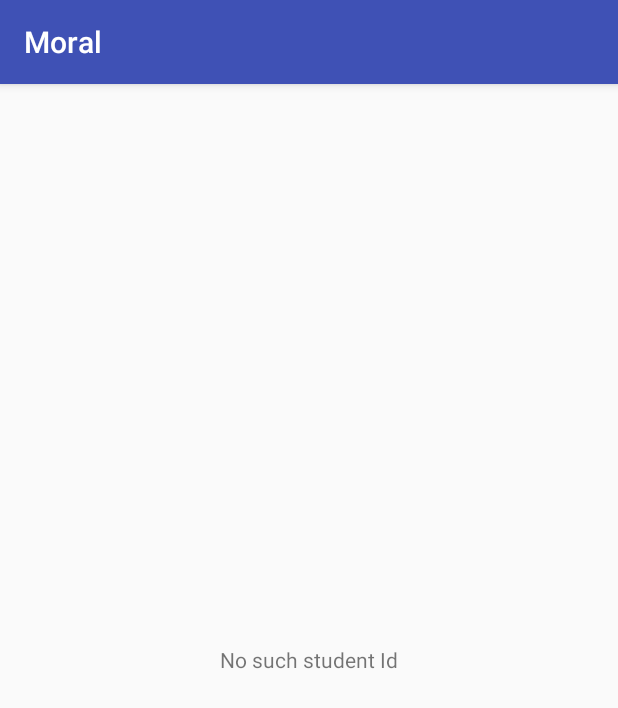
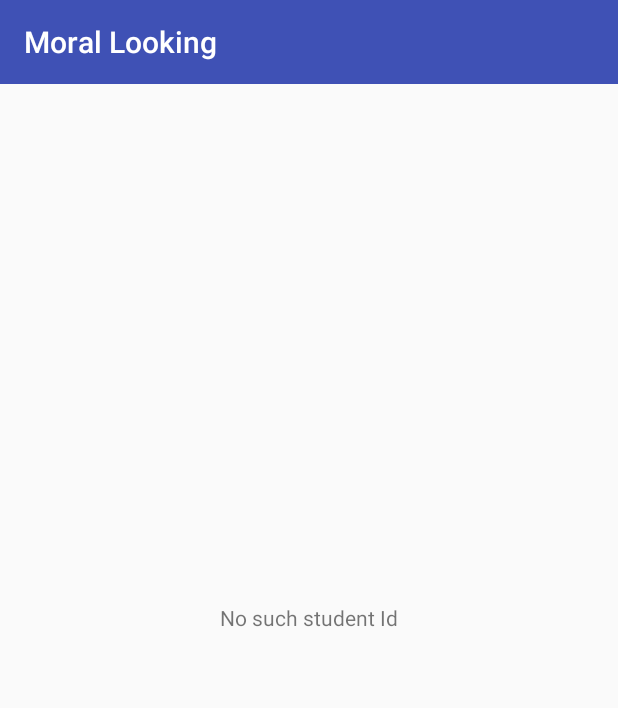
Before and after one commit to wafer-li/Moral, an Android app: the MoralLookingActivity screen opened directly, with no data from a screen before it, on a phone screen of 412 x 824 dp. Shown: the top 708 px of the screen. Run offline under Robolectric (Android 15) with nearby library versions, the phone set to English and light mode, and no system bars.

Commit message:
Change style to NoActionBar

```diff
--- a/app/src/main/AndroidManifest.xml
+++ b/app/src/main/AndroidManifest.xml
@@ -9,17 +9,18 @@
             android:roundIcon="@mipmap/ic_launcher_round"
             android:supportsRtl="true"
             android:theme="@style/AppTheme">
+
         <activity
-                android:name=".LoginActivity"
-                android:theme="@style/AppTheme.NoActionBar">
+                android:name=".LoginActivity">
             <intent-filter>
                 <action android:name="android.intent.action.MAIN"/>
 
                 <category android:name="android.intent.category.LAUNCHER"/>
             </intent-filter>
         </activity>
+
         <activity android:name=".MoralLookingActivity">
         </activity>
+
     </application>
-
 </manifest>
--- a/app/src/main/res/layout/activity_moral_looking.xml
+++ b/app/src/main/res/layout/activity_moral_looking.xml
@@ -6,6 +6,21 @@
         android:layout_width="match_parent"
         android:layout_height="match_parent"
         tools:context="com.wafer.moral.MoralLookingActivity">
+
+    <android.support.v7.widget.Toolbar
+            android:layout_width="0dp"
+            android:layout_height="wrap_content"
+            android:background="?attr/colorPrimary"
+            android:theme="?attr/actionBarTheme"
+            android:minHeight="?attr/actionBarSize"
+            android:id="@+id/moral_toolbar"
+            android:layout_marginRight="0dp"
+            app:layout_constraintRight_toRightOf="parent"
+            android:layout_marginLeft="0dp"
+            app:layout_constraintLeft_toLeftOf="parent"
+            app:title="@string/moral_looking_title"
+            app:layout_constraintTop_toTopOf="parent"
+            android:layout_marginTop="0dp"/>
 
     <TextView
             android:text="@string/moral_is"
@@ -21,5 +36,7 @@
             app:layout_constraintTop_toTopOf="parent"
             android:layout_marginTop="8dp"
             android:textAlignment="center"
-            android:gravity="center"/>
+            android:gravity="center"
+            android:layout_marginStart="8dp"
+            android:layout_marginEnd="8dp"/>
 </android.support.constraint.ConstraintLayout>
--- a/app/src/main/res/values/strings.xml
+++ b/app/src/main/res/values/strings.xml
@@ -11,6 +11,7 @@
     <string name="id_or_password_wrong">Id or Password is wrong</string>
 
     <!-- Moral Looking -->
+    <string name="moral_looking_title">Moral Looking</string>
     <string name="moral_is">Moral Point is: \n %1$s</string>
     <string name="no_student">No such student Id</string>
 </resources>
--- a/app/src/main/res/values/styles.xml
+++ b/app/src/main/res/values/styles.xml
@@ -2,15 +2,13 @@
 
     <!-- Base application theme. -->
     <style name="AppTheme" parent="Theme.AppCompat.Light.DarkActionBar">
+        <item name="windowActionBar">false</item>
+        <item name="windowNoTitle">true</item>
         <!-- Customize your theme here. -->
+
         <item name="colorPrimary">@color/colorPrimary</item>
         <item name="colorPrimaryDark">@color/colorPrimaryDark</item>
         <item name="colorAccent">@color/colorAccent</item>
-    </style>
-
-    <style name="AppTheme.NoActionBar">
-        <item name="windowActionBar">false</item>
-        <item name="windowNoTitle">true</item>
     </style>
 
     <style name="AppTheme.AppBarOverlay" parent="ThemeOverlay.AppCompat.Dark.ActionBar"/>
```
